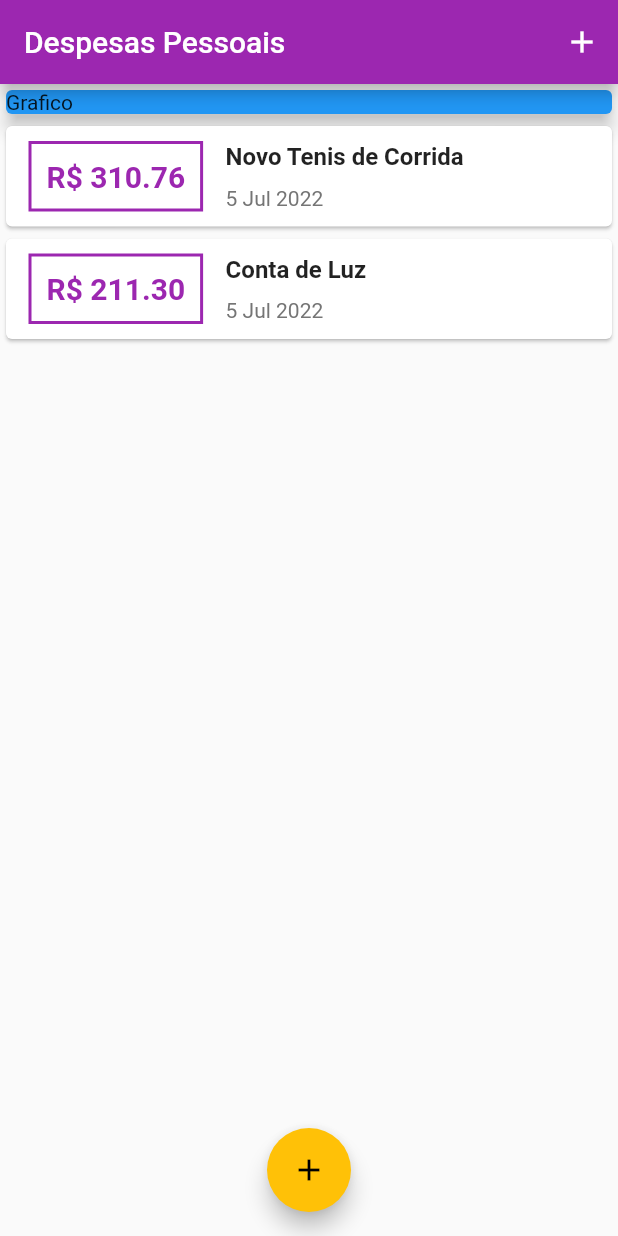
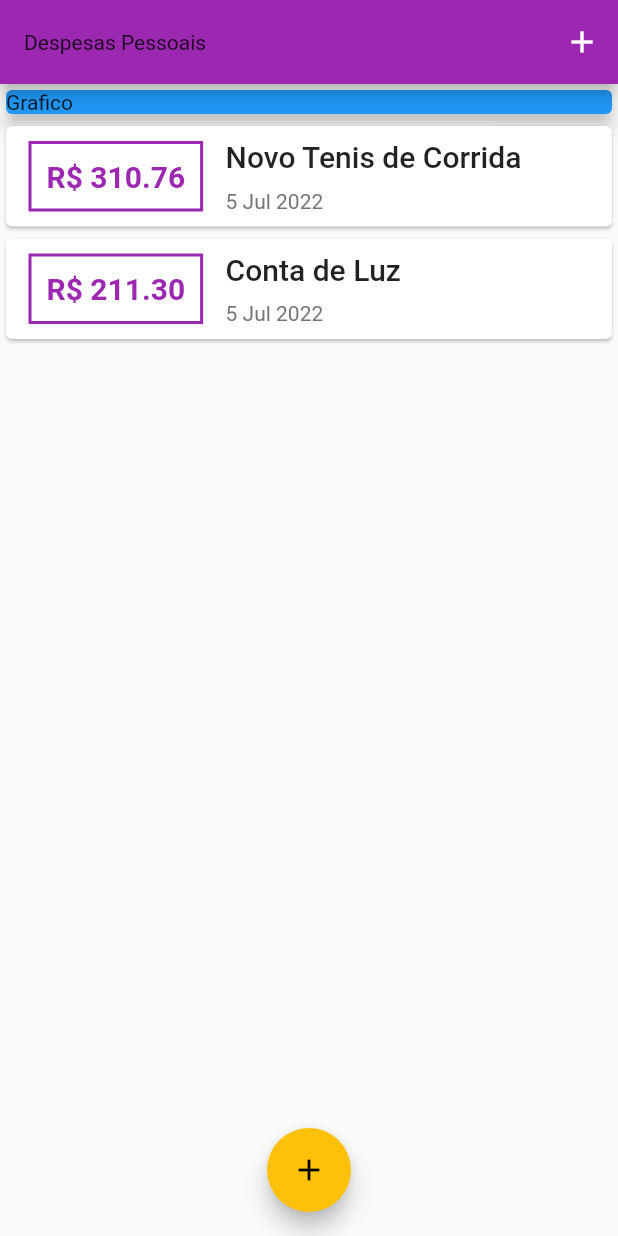
Before and after one commit to daygorgonha/expanses, a Flutter app: the screen it shows after launch, on a phone screen of 412 x 824 dp. Run offline on Flutter 3.47's test engine with Material 2 defaults, Android fonts, the phone set to English and light mode, and no system bars.

Commit message:
feat: custom fonts with theme

```diff
--- a/lib/components/transaction_list.dart
+++ b/lib/components/transaction_list.dart
@@ -44,10 +44,7 @@ class TransactionList extends StatelessWidget {
                     children: <Widget>[
                       Text(
                         tr.title,
-                        style: TextStyle(
-                          fontWeight: FontWeight.bold,
-                          fontSize: 16,
-                        ),
+                        style: Theme.of(context).textTheme.headline6,
                       ),
                       SizedBox(
                         height: 10,
@@ -55,7 +52,6 @@ class TransactionList extends StatelessWidget {
                       Text(
                         DateFormat('d MMM y').format(tr.date),
                         style: TextStyle(
-                          fontWeight: FontWeight.normal,
                           color: Colors.grey[600],
                         ),
                       ),
--- a/lib/main.dart
+++ b/lib/main.dart
@@ -16,6 +16,23 @@ class ExpensesApp extends StatelessWidget {
       theme: ThemeData(
         primarySwatch: Colors.purple,
         accentColor: Colors.amber,
+        fontFamily: 'Quicksand',
+        textTheme: ThemeData.light().textTheme.copyWith(
+              subtitle1: TextStyle(
+                fontFamily: 'OpenSans',
+                fontSize: 18,
+                fontWeight: FontWeight.bold,
+              ),
+            ),
+        appBarTheme: AppBarTheme(
+          textTheme: ThemeData.light().textTheme.copyWith(
+                subtitle2: TextStyle(
+                  fontFamily: 'OpenSans',
+                  fontSize: 20,
+                  fontWeight: FontWeight.bold,
+                ),
+              ),
+        ),
       ),
     );
   }
```
Also changed, not shown: pubspec.yaml (+11 -6 lines), assets/fonts/OpenSans-Bold.ttf (added), assets/fonts/OpenSans-Regular.ttf (added), assets/fonts/Quicksand-Bold.ttf (added), assets/fonts/Quicksand-Light.ttf (added), assets/fonts/Quicksand-Medium.ttf (added), assets/fonts/Quicksand-Regular.ttf (added).
